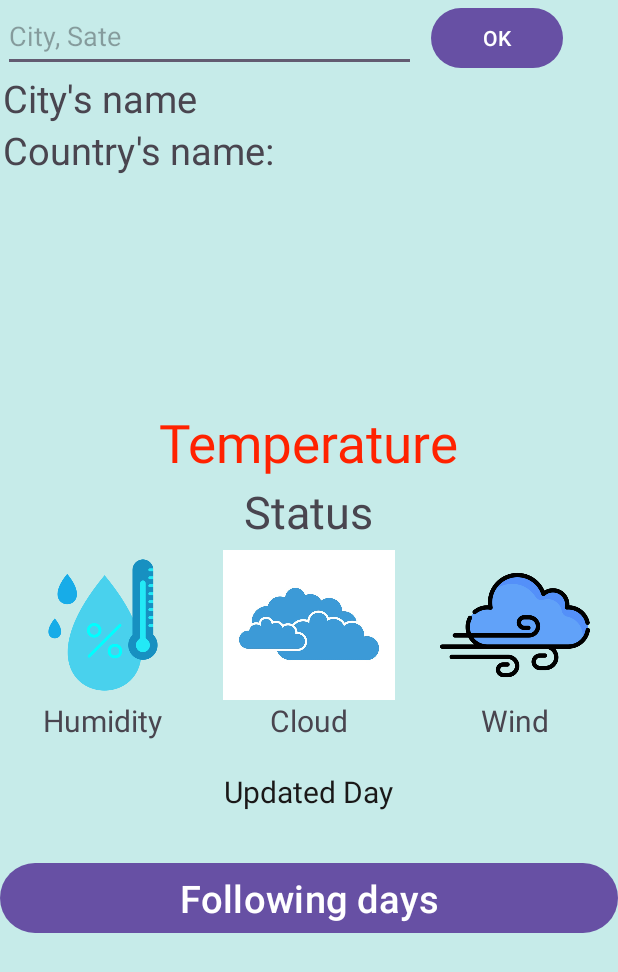
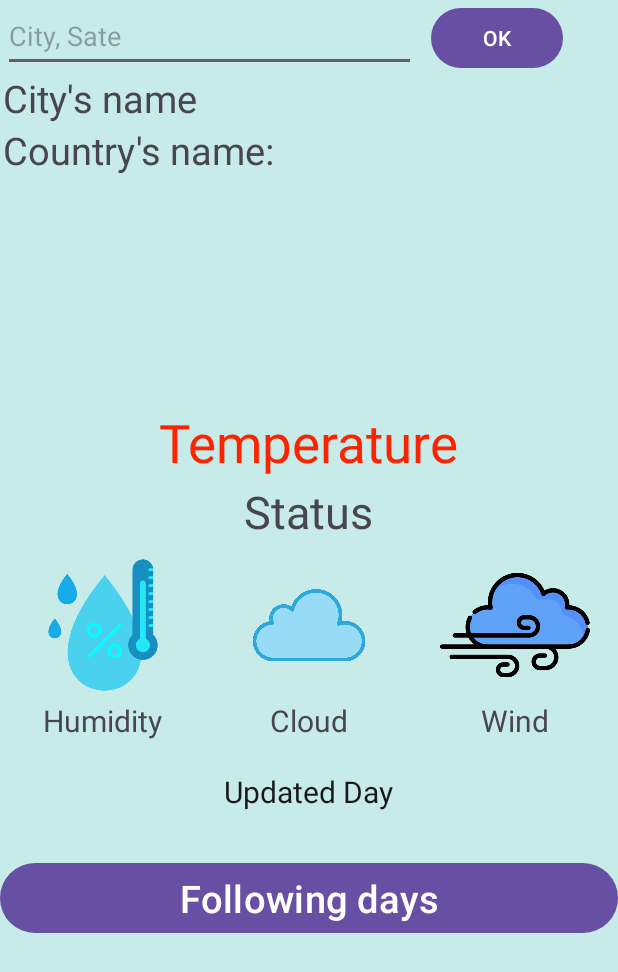
Before and after one commit to 1948dj942/21521790_Weather_App_Mobile_Final_Project_BCU, an Android app: the screen it shows after launch (MainActivity), on a phone screen of 412 x 824 dp. Shown: the top 972 px of the screen. Run offline under Robolectric (Android 15) with nearby library versions, the phone set to English and light mode, and no system bars.

Commit message:
Initial Commit

```diff
--- a/app/src/main/java/com/example/a21521790_weather_app_mobile_final_project_bcu/MainActivity.kt
+++ b/app/src/main/java/com/example/a21521790_weather_app_mobile_final_project_bcu/MainActivity.kt
@@ -1,16 +1,29 @@
 package com.example.a21521790_weather_app_mobile_final_project_bcu
 
 import android.os.Bundle
+import android.widget.Button
+import android.widget.EditText
+import android.widget.ImageView
+import android.widget.TextView
 import androidx.activity.enableEdgeToEdge
 import androidx.appcompat.app.AppCompatActivity
 import androidx.core.view.ViewCompat
 import androidx.core.view.WindowInsetsCompat
+import org.w3c.dom.Text
 
 class MainActivity : AppCompatActivity() {
-    //Hi I change here!
-    //EditText edtSearch
-    //Button btnSearch, btnChangeActivity
-    //Text txtName, txtCountry, txtTemp, txtState, txtHumidity, txtCloud, txtWind, txtDay
+    private lateinit var editSearch: EditText
+    private lateinit var btnSearch: Button
+    private lateinit var btnChangeActivity: Button
+    private lateinit var txtName: TextView
+    private lateinit var txtCountry: TextView
+    private lateinit var txtTemp: TextView
+    private lateinit var txtState: TextView
+    private lateinit var txtHumidity: TextView
+    private lateinit var txtCloud: TextView
+    private lateinit var txtWind: TextView
+    private lateinit var txtDay: TextView
+    private lateinit var imgIcon: ImageView
     override fun onCreate(savedInstanceState: Bundle?) {
         super.onCreate(savedInstanceState)
         enableEdgeToEdge()
@@ -20,5 +33,23 @@ class MainActivity : AppCompatActivity() {
             v.setPadding(systemBars.left, systemBars.top, systemBars.right, systemBars.bottom)
             insets
         }
+
+        mapping()
     }
+
+    private fun mapping() {
+        editSearch = findViewById(R.id.edittextSearch)
+        btnSearch = findViewById(R.id.buttonSearch)
+        btnChangeActivity = findViewById(R.id.buttonChangeActivity)
+        txtName = findViewById(R.id.textviewName)
+        txtCountry = findViewById(R.id.textviewCountry)
+        txtTemp = findViewById(R.id.textviewTemp)
+        txtState = findViewById(R.id.textviewHumidity)
+        txtHumidity = findViewById(R.id.textviewHumidity)
+        txtCloud = findViewById(R.id.textviewCloud)
+        txtWind = findViewById(R.id.textviewWind)
+        txtDay = findViewById(R.id.textviewDay)
+        imgIcon = findViewById(R.id.imageIcon)
+    }
+
 }
--- a/app/src/main/res/layout/activity_main.xml
+++ b/app/src/main/res/layout/activity_main.xml
@@ -58,6 +58,7 @@
         android:layout_height="wrap_content" />
     <TextView
         android:layout_marginTop="2dp"
+        android:id="@+id/textviewState"
         android:layout_gravity="center"
         android:textSize="30dp"
         android:text="Status"
@@ -102,7 +103,7 @@
             <TextView
                 android:textSize="20dp"
                 android:text="Cloud"
-                android:id="@+id/textvieCloud"
+                android:id="@+id/textviewCloud"
                 android:layout_width="wrap_content"
                 android:layout_height="wrap_content" />
         </LinearLayout>
```
Also changed, not shown: app/src/main/res/drawable/cloud.png.
